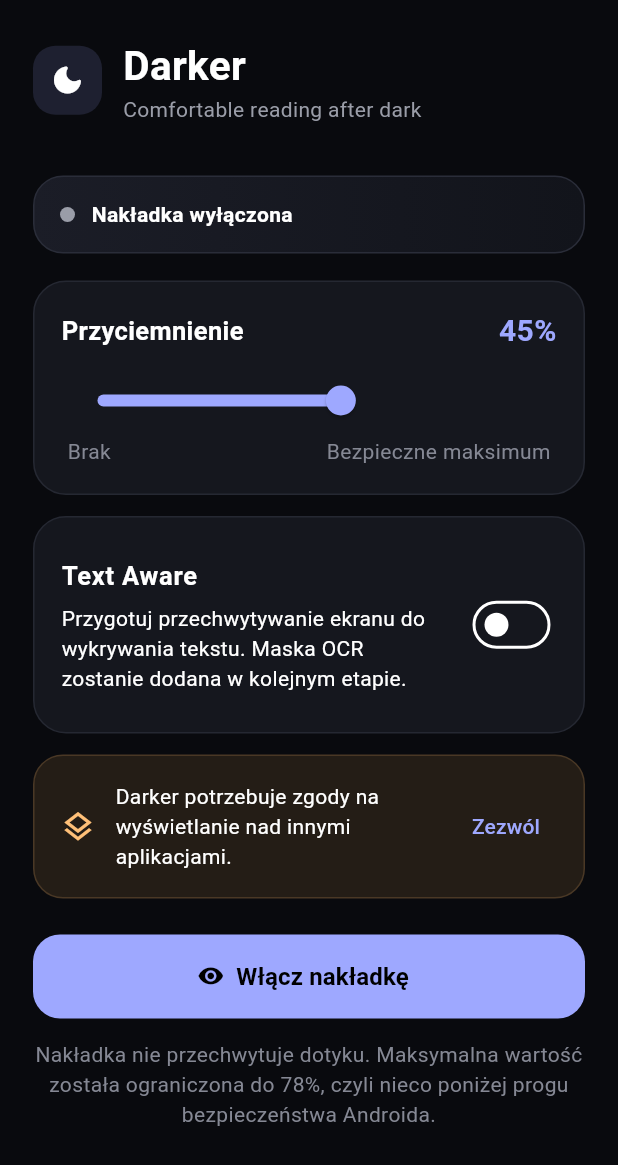
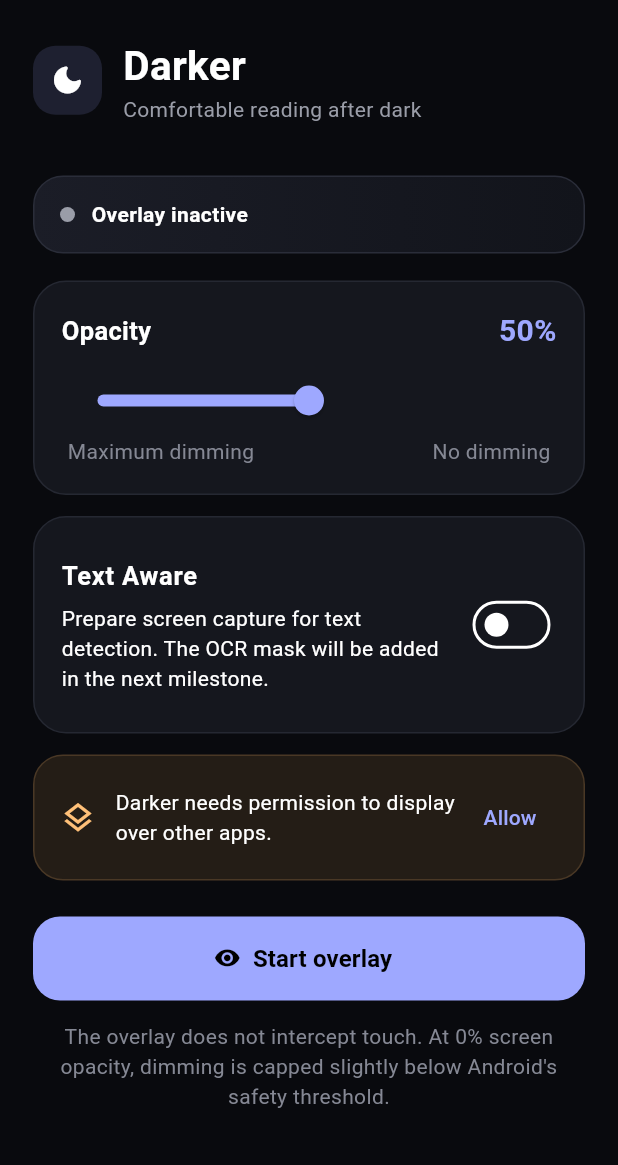
Before and after one commit to Desu1243/darker, a Flutter app: the screen it shows after launch, on a phone screen of 412 x 824 dp. Shown: the top 1165 px of the screen. Run offline on Flutter 3.47's test engine with Material 3 defaults, Android fonts, the phone set to English and light mode, and no system bars.

Commit message:
Opacity in the ui shown as opacity of the screen instead of opacity of the overlay

```diff
--- a/lib/main.dart
+++ b/lib/main.dart
@@ -40,9 +40,11 @@ class DimmerPage extends StatefulWidget {
 
 class _DimmerPageState extends State<DimmerPage> with WidgetsBindingObserver {
   static const _channel = MethodChannel('com.desu1243.darker/overlay');
-  static const _maxOpacity = 0.78;
+  static const _maxNativeOverlayOpacity = 0.78;
 
-  double _opacity = 0.45;
+  // User-facing opacity describes how visible the underlying screen remains:
+  // 100% means no dimming, while 0% means maximum safe dimming.
+  double _screenOpacity = 0.50;
   bool _textAware = false;
   bool _hasOverlayPermission = false;
   bool _overlayRunning = false;
@@ -81,7 +83,7 @@ class _DimmerPageState extends State<DimmerPage> with WidgetsBindingObserver {
       case 'onCapturePermissionDenied':
         setState(() => _busy = false);
         _showMessage(
-          'Bez zgody na przechwytywanie tryb Text Aware nie wystartuje.',
+          'Text Aware cannot start without screen capture permission.',
         );
     }
   }
@@ -101,14 +103,14 @@ class _DimmerPageState extends State<DimmerPage> with WidgetsBindingObserver {
         _textAware = state?['textAware'] as bool? ?? _textAware;
         final nativeOpacity = state?['opacity'] as num?;
         if (_overlayRunning && nativeOpacity != null) {
-          _opacity = nativeOpacity.toDouble().clamp(0, _maxOpacity);
+          _screenOpacity = _screenOpacityFromNative(nativeOpacity.toDouble());
         }
         _busy = false;
       });
     } on PlatformException catch (error) {
       if (!mounted) return;
       setState(() => _busy = false);
-      _showMessage(error.message ?? 'Nie udało się odczytać stanu aplikacji.');
+      _showMessage(error.message ?? 'Could not read the application state.');
     } on MissingPluginException {
       if (mounted) setState(() => _busy = false);
     }
@@ -133,15 +135,13 @@ class _DimmerPageState extends State<DimmerPage> with WidgetsBindingObserver {
       } on PlatformException catch (error) {
         if (!mounted) return;
         setState(() => _busy = false);
-        _showMessage(error.message ?? 'Nie udało się zatrzymać nakładki.');
+        _showMessage(error.message ?? 'Could not stop the overlay.');
       }
       return;
     }
 
     if (!_hasOverlayPermission) {
-      _showMessage(
-        'Najpierw zezwól aplikacji na wyświetlanie nad innymi aplikacjami.',
-      );
+      _showMessage('Allow Darker to display over other apps first.');
       await _requestOverlayPermission();
       return;
     }
@@ -150,7 +150,10 @@ class _DimmerPageState extends State<DimmerPage> with WidgetsBindingObserver {
     try {
       final response = await _channel.invokeMethod<Map<Object?, Object?>>(
         'startOverlay',
-        {'opacity': _opacity, 'textAware': _textAware},
+        {
+          'opacity': _nativeOpacityFromScreen(_screenOpacity),
+          'textAware': _textAware,
+        },
       );
       final waiting = response?['awaitingCapturePermission'] as bool? ?? false;
       if (!mounted) return;
@@ -163,18 +166,32 @@ class _DimmerPageState extends State<DimmerPage> with WidgetsBindingObserver {
     } on PlatformException catch (error) {
       if (!mounted) return;
       setState(() => _busy = false);
-      _showMessage(error.message ?? 'Nie udało się uruchomić nakładki.');
+      _showMessage(error.message ?? 'Could not start the overlay.');
     }
   }
 
   Future<void> _updateOpacity(double value) async {
-    setState(() => _opacity = value);
+    setState(() => _screenOpacity = value);
     if (!_overlayRunning) return;
     try {
-      await _channel.invokeMethod<void>('updateOpacity', {'opacity': value});
+      await _channel.invokeMethod<void>('updateOpacity', {
+        'opacity': _nativeOpacityFromScreen(value),
+      });
     } on PlatformException catch (error) {
-      _showMessage(error.message ?? 'Nie udało się zmienić przyciemnienia.');
+      _showMessage(error.message ?? 'Could not update the opacity.');
     }
+  }
+
+  double _nativeOpacityFromScreen(double screenOpacity) {
+    return (1 - screenOpacity.clamp(0.0, 1.0)) * _maxNativeOverlayOpacity;
+  }
+
+  double _screenOpacityFromNative(double nativeOpacity) {
+    final safeNativeOpacity = nativeOpacity.clamp(
+      0.0,
+      _maxNativeOverlayOpacity,
+    );
+    return 1 - (safeNativeOpacity / _maxNativeOverlayOpacity);
   }
 
   void _showMessage(String message) {
@@ -186,7 +203,7 @@ class _DimmerPageState extends State<DimmerPage> with WidgetsBindingObserver {
 
   @override
   Widget build(BuildContext context) {
-    final percentage = (_opacity * 100).round();
+    final percentage = (_screenOpacity * 100).round();
     return Scaffold(
       body: SafeArea(
         child: ListView(
@@ -238,7 +255,7 @@ class _DimmerPageState extends State<DimmerPage> with WidgetsBindingObserver {
                     mainAxisAlignment: MainAxisAlignment.spaceBetween,
                     children: [
                       const Text(
-                        'Przyciemnienie',
+                        'Opacity',
                         style: TextStyle(
                           fontSize: 17,
                           fontWeight: FontWeight.w600,
@@ -256,10 +273,10 @@ class _DimmerPageState extends State<DimmerPage> with WidgetsBindingObserver {
                   ),
                   const SizedBox(height: 8),
                   Slider(
-                    value: _opacity,
+                    value: _screenOpacity,
                     min: 0,
-                    max: _maxOpacity,
-                    divisions: 78,
+                    max: 1,
+                    divisions: 100,
                     label: '$percentage%',
                     onChanged: _busy ? null : _updateOpacity,
                   ),
@@ -269,11 +286,11 @@ class _DimmerPageState extends State<DimmerPage> with WidgetsBindingObserver {
                       mainAxisAlignment: MainAxisAlignment.spaceBetween,
                       children: [
                         Text(
-                          'Brak',
+                          'Maximum dimming',
                           style: TextStyle(color: Color(0xFF858894)),
                         ),
                         Text(
-                          'Bezpieczne maksimum',
+                          'No dimming',
                           style: TextStyle(color: Color(0xFF858894)),
                         ),
                       ],
@@ -293,8 +310,8 @@ class _DimmerPageState extends State<DimmerPage> with WidgetsBindingObserver {
                 subtitle: const Padding(
                   padding: EdgeInsets.only(top: 5),
                   child: Text(
-                    'Przygotuj przechwytywanie ekranu do wykrywania tekstu. '
-                    'Maska OCR zostanie dodana w kolejnym etapie.',
+                    'Prepare screen capture for text detection. The OCR mask '
+                    'will be added in the next milestone.',
                   ),
                 ),
                 value: _textAware,
@@ -327,7 +344,7 @@ class _DimmerPageState extends State<DimmerPage> with WidgetsBindingObserver {
                           : Icons.visibility_rounded,
                     ),
               label: Text(
-                _overlayRunning ? 'Wyłącz nakładkę' : 'Włącz nakładkę',
+                _overlayRunning ? 'Stop overlay' : 'Start overlay',
                 style: const TextStyle(
                   fontSize: 16,
                   fontWeight: FontWeight.w700,
@@ -336,8 +353,8 @@ class _DimmerPageState extends State<DimmerPage> with WidgetsBindingObserver {
             ),
             const SizedBox(height: 14),
             const Text(
-              'Nakładka nie przechwytuje dotyku. Maksymalna wartość została '
-              'ograniczona do 78%, czyli nieco poniżej progu bezpieczeństwa Androida.',
+              'The overlay does not intercept touch. At 0% screen opacity, '
+              'dimming is capped slightly below Android\'s safety threshold.',
               textAlign: TextAlign.center,
               style: TextStyle(color: Color(0xFF858894), height: 1.4),
             ),
@@ -379,10 +396,10 @@ class _StatusCard extends StatelessWidget {
   @override
   Widget build(BuildContext context) {
     final label = !running
-        ? 'Nakładka wyłączona'
+        ? 'Overlay inactive'
         : captureRunning
-        ? 'Nakładka i Text Aware aktywne'
-        : 'Nakładka aktywna';
+        ? 'Overlay and Text Aware active'
+        : 'Overlay active';
     final color = running ? const Color(0xFF8FE3B1) : const Color(0xFF9A9DA8);
 
     return Container(
@@ -438,11 +455,9 @@ class _PermissionCard extends StatelessWidget {
           const Icon(Icons.layers_outlined, color: Color(0xFFFFC078)),
           const SizedBox(width: 13),
           const Expanded(
-            child: Text(
-              'Darker potrzebuje zgody na wyświetlanie nad innymi aplikacjami.',
-            ),
+            child: Text('Darker needs permission to display over other apps.'),
           ),
-          TextButton(onPressed: onPressed, child: const Text('Zezwól')),
+          TextButton(onPressed: onPressed, child: const Text('Allow')),
         ],
       ),
     );
```
Also changed, not shown: 3 other files.
